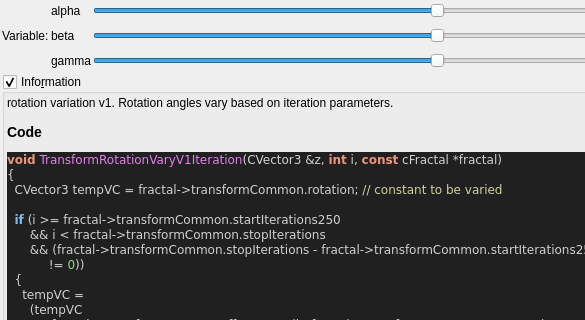
Qt form mandelbulber2/qt_data/fractal_transf_rotation_vary_v1.ui (buddhi1980/mandelbulber2) before a commit; both pictures show x 0 to 585 and y 176 to 496 of the 880 by 833 pixel window.
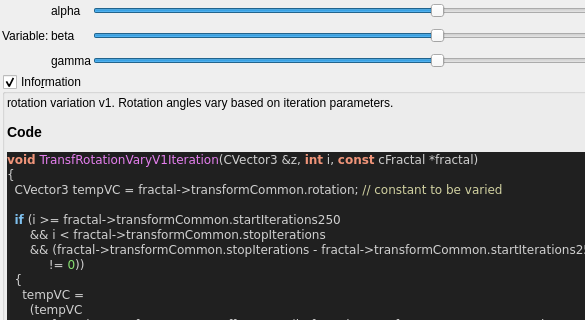
The same form after that commit. Custom widgets are drawn as their Qt base class.

Diff of the .ui file:
```diff
--- a/mandelbulber2/qt_data/fractal_transf_rotation_vary_v1.ui
+++ b/mandelbulber2/qt_data/fractal_transf_rotation_vary_v1.ui
@@ -472,7 +472,7 @@
 &lt;/table&gt;
 &lt;h3&gt;Code&lt;/h3&gt;
 &lt;body style=&quot;background-color:#202020&quot;&gt;
-&lt;pre style=&quot;color:#d0d0d0; background-color:#202020;  font-family:'Courier New',monospace;&quot;&gt;&lt;span style=&quot;color:#f09479; font-weight:bold&quot;&gt;void&lt;/span&gt; &lt;span style=&quot;color:#e47eed&quot;&gt;TransformRotationVaryV1Iteration&lt;/span&gt;&lt;span style=&quot;color:#d0d0d0&quot;&gt;(&lt;/span&gt;CVector3 &lt;span style=&quot;color:#d0d0d0&quot;&gt;&amp;amp;&lt;/span&gt;z&lt;span style=&quot;color:#d0d0d0&quot;&gt;,&lt;/span&gt; &lt;span style=&quot;color:#f09479; font-weight:bold&quot;&gt;int&lt;/span&gt; i&lt;span style=&quot;color:#d0d0d0&quot;&gt;,&lt;/span&gt; &lt;span style=&quot;color:#f09479; font-weight:bold&quot;&gt;const&lt;/span&gt; cFractal &lt;span style=&quot;color:#d0d0d0&quot;&gt;*&lt;/span&gt;fractal&lt;span style=&quot;color:#d0d0d0&quot;&gt;)&lt;/span&gt;
+&lt;pre style=&quot;color:#d0d0d0; background-color:#202020;  font-family:'Courier New',monospace;&quot;&gt;&lt;span style=&quot;color:#f09479; font-weight:bold&quot;&gt;void&lt;/span&gt; &lt;span style=&quot;color:#e47eed&quot;&gt;TransfRotationVaryV1Iteration&lt;/span&gt;&lt;span style=&quot;color:#d0d0d0&quot;&gt;(&lt;/span&gt;CVector3 &lt;span style=&quot;color:#d0d0d0&quot;&gt;&amp;amp;&lt;/span&gt;z&lt;span style=&quot;color:#d0d0d0&quot;&gt;,&lt;/span&gt; &lt;span style=&quot;color:#f09479; font-weight:bold&quot;&gt;int&lt;/span&gt; i&lt;span style=&quot;color:#d0d0d0&quot;&gt;,&lt;/span&gt; &lt;span style=&quot;color:#f09479; font-weight:bold&quot;&gt;const&lt;/span&gt; cFractal &lt;span style=&quot;color:#d0d0d0&quot;&gt;*&lt;/span&gt;fractal&lt;span style=&quot;color:#d0d0d0&quot;&gt;)&lt;/span&gt;
 &lt;span style=&quot;color:#d0d0d0&quot;&gt;{&lt;/span&gt;
   CVector3 tempVC &lt;span style=&quot;color:#d0d0d0&quot;&gt;=&lt;/span&gt; fractal&lt;span style=&quot;color:#d0d0d0&quot;&gt;-&amp;gt;&lt;/span&gt;transformCommon&lt;span style=&quot;color:#d0d0d0&quot;&gt;.&lt;/span&gt;rotation&lt;span style=&quot;color:#d0d0d0&quot;&gt;;&lt;/span&gt; &lt;span style=&quot;color:#d0d0a0&quot;&gt;// constant to be varied&lt;/span&gt;
 
```
Left out of the diff: 4 changed lines with no effect on the pictures.
